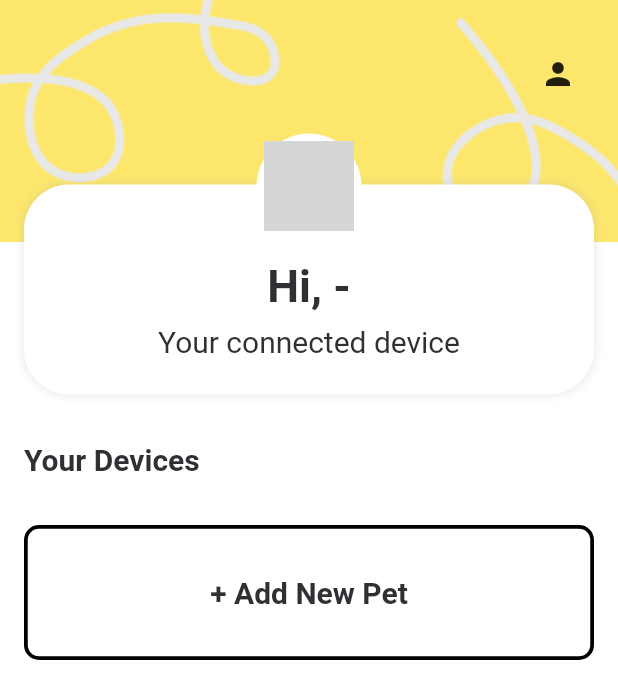
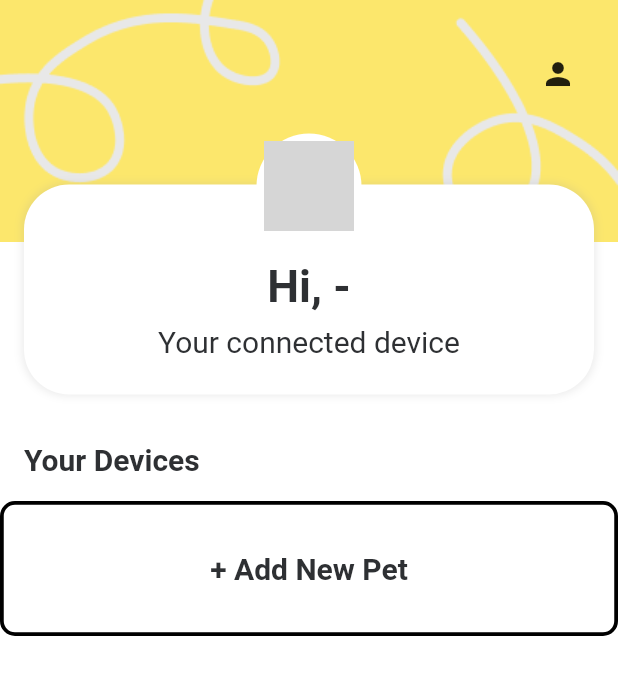
Before and after one commit to lokapin-indonesia/lokapin-app, a Flutter app: the HomeScreen screen opened directly, on a phone screen of 412 x 824 dp. Shown: the top 699 px of the screen. Run offline on Flutter 3.47's test engine with Material 2 defaults, Android fonts, the phone set to English and light mode, and no system bars; drawn by our look-alikes of nb_utils, pull_to_refresh; our stand-ins replace email_validator, flutter_dotenv, flutter_map, flutter_svg, geolocator, get_storage and 6 more; missing offline and left inert: dart:ffi; accounts and stored records are empty; network calls fail; grey boxes are pictures that could not be loaded.

Commit message:
fix overflow

```diff
--- a/lib/screen/home/home_screen.dart
+++ b/lib/screen/home/home_screen.dart
@@ -142,7 +142,7 @@ class _HomeScreenState extends State<HomeScreen> {
               children: [
                 Container(
                   width: context.width(),
-                  height: context.height(),
+                  // height: context.height(),
                   decoration: const BoxDecoration(
                       image: DecorationImage(
                           image: AssetImage('assets/bg_home.png'),
@@ -232,16 +232,21 @@ class _HomeScreenState extends State<HomeScreen> {
                               style: boldTextStyle(
                                   size: 20, weight: FontWeight.w600))
                           .paddingAll(16),
-                      Column(
-                        mainAxisAlignment: MainAxisAlignment.center,
-                        children: [
+                      // Column(
+                      //   mainAxisAlignment: MainAxisAlignment.center,
+                      //   children: [
+
+                      //   ],
+                      // ).paddingAll(16)
+                    ],
+                  ),
+                ),
                 ...petCards,
                 AppButton(
                     width: context.width() - 30,
                     height: 90,
                     shapeBorder: RoundedRectangleBorder(
-                                  side: const BorderSide(
-                                      color: Colors.black, width: 2.5),
+                        side: const BorderSide(color: Colors.black, width: 2.5),
                         borderRadius: BorderRadius.circular(10)),
                     elevation: 0,
                     onTap: () {
@@ -249,14 +254,8 @@ class _HomeScreenState extends State<HomeScreen> {
                     },
                     child: Text(
                       "+ Add New Pet",
-                                style: boldTextStyle(
-                                    size: 20, weight: FontWeight.bold),
+                      style: boldTextStyle(size: 20, weight: FontWeight.bold),
                     ))
-                        ],
-                      ).paddingAll(16)
-                    ],
-                  ),
-                )
               ],
             ),
           ),
```
Lines whose indentation alone changed are shown as unchanged.
